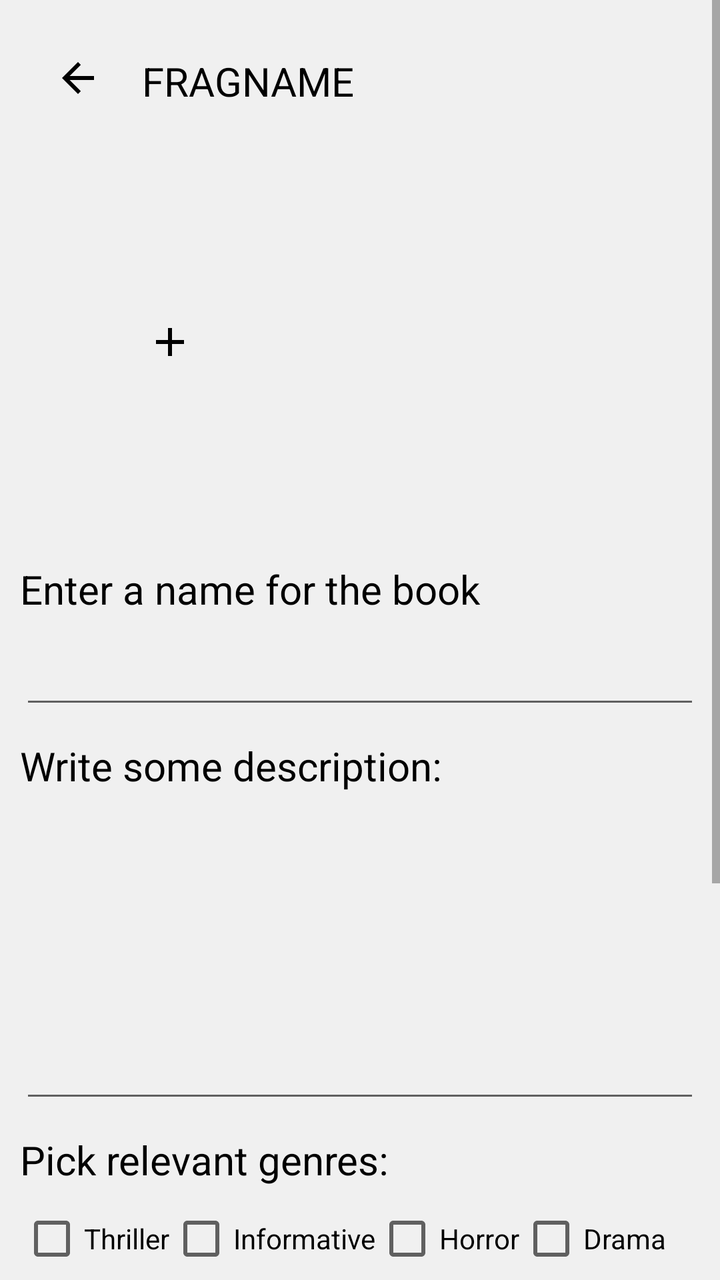
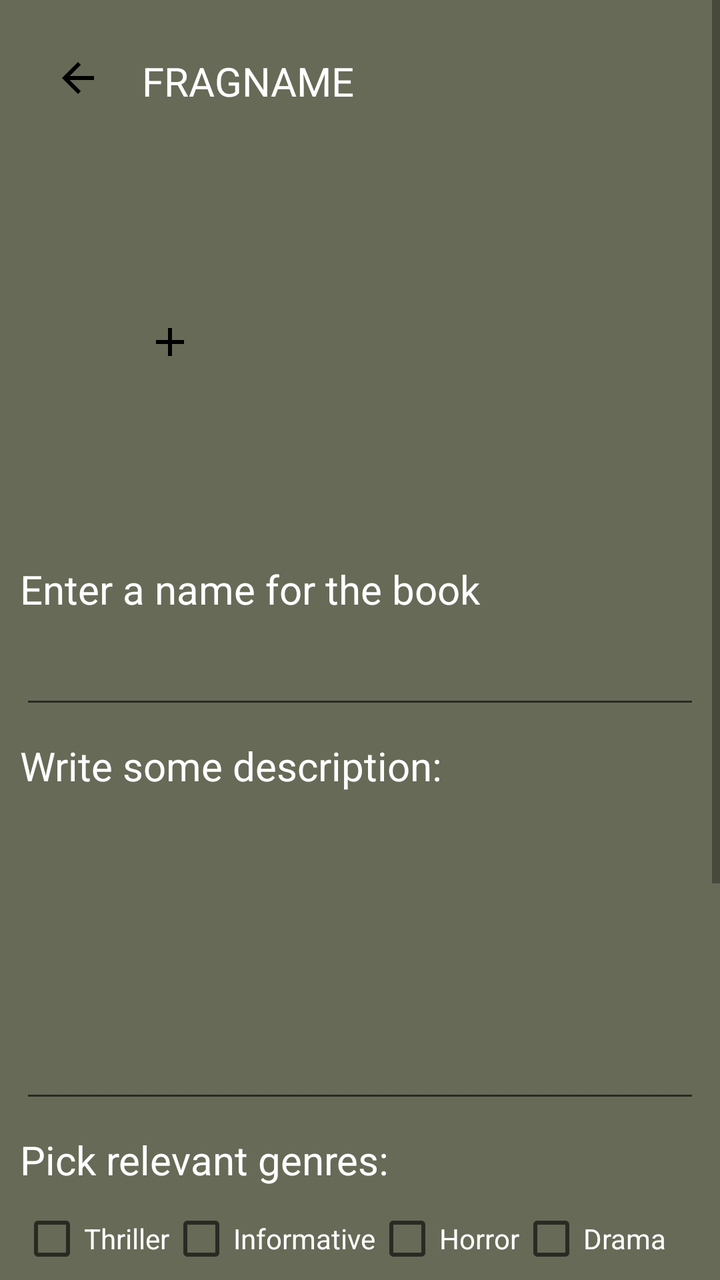

Compare the two renders of this Android layout. The source of the first and the diff that turns it into the second are given below.
<!-- AndroidManifest.xml: application theme AppTheme -->
<!-- res/layout/activity_addpdfbook.xml -->
<?xml version="1.0" encoding="utf-8"?>
<ScrollView xmlns:android="http://schemas.android.com/apk/res/android"
    xmlns:app="http://schemas.android.com/apk/res-auto"
    xmlns:tools="http://schemas.android.com/tools"
    android:id="@+id/main"
    android:layout_width="match_parent"
    android:layout_height="match_parent"
 tools:context=".AddPdfBook">
<LinearLayout
    android:layout_width="match_parent"
    android:layout_height="match_parent"
    android:orientation="vertical"
    android:gravity="start"
    android:padding="10dp">
    <include layout="@layout/toolbar"/>

    <ImageView
        android:id="@+id/ivpdfaddPicture"
        android:layout_width="150dp"
        android:layout_height="200dp"
        android:scaleType="center"
        android:src="@drawable/ic_add" />

    <TextView
        android:layout_width="match_parent"
        android:layout_height="wrap_content"
        android:text="Enter a name for the book"
        android:layout_marginVertical="10dp"
        android:textSize="20sp"/>
    <EditText
        android:layout_width="match_parent"
        android:layout_height="wrap_content"
        android:id="@+id/etpdfSetName"
        android:inputType="text"
        android:maxLength="30"
        />
    <TextView
        android:layout_width="match_parent"
        android:layout_height="wrap_content"
        android:text="Write some description: "
        android:layout_marginVertical="10dp"
        android:textSize="20sp"/>
    <EditText
        android:layout_width="match_parent"
        android:layout_height="150dp"
        android:id="@+id/etpdfsetDesc"
        android:inputType="textMultiLine"
        android:maxLength="200"
        android:maxLines="5"
        />
    <TextView
        android:layout_width="match_parent"
        android:layout_height="wrap_content"
        android:text="Pick relevant genres:"
        android:layout_marginVertical="10dp"
        android:textSize="20sp"/>

        <RelativeLayout
            android:layout_width="match_parent"
            android:layout_height="wrap_content">
            <CheckBox
                android:layout_width="wrap_content"
                android:layout_height="wrap_content"
                android:id="@+id/cbThriller"
                android:layout_alignParentStart="true"
                android:text="Thriller"/>
            <CheckBox
                android:layout_width="wrap_content"
                android:layout_height="wrap_content"
                android:layout_toRightOf="@id/cbThriller"
                android:id="@+id/cbInformative"
                android:text="Informative"
                />
            <CheckBox
                android:layout_width="wrap_content"
                android:layout_height="wrap_content"
                android:layout_toRightOf="@id/cbInformative"
                android:id="@+id/cbHorror"
                android:text="Horror"
                />
            <CheckBox
                android:layout_width="wrap_content"
                android:layout_height="wrap_content"
                android:layout_toRightOf="@id/cbHorror"
                android:id="@+id/cbDrama"
                android:text="Drama"
                />
            <CheckBox
                android:layout_width="wrap_content"
                android:layout_height="wrap_content"
                android:layout_below="@id/cbThriller"
                android:id="@+id/cbFantasy"
                android:text="Fantasy"
                />
            <CheckBox
                android:layout_width="wrap_content"
                android:layout_height="wrap_content"
                android:layout_below="@id/cbInformative"
                android:layout_toRightOf="@id/cbFantasy"
                android:id="@+id/cbSciFi"
                android:text="Sci-Fi"
                />
            <CheckBox
                android:layout_width="wrap_content"
                android:layout_height="wrap_content"
                android:layout_below="@id/cbHorror"
                android:layout_toRightOf="@id/cbSciFi"
                android:id="@+id/cbSuspense"
                android:text="Suspense"
                />
            <CheckBox
                android:layout_width="wrap_content"
                android:layout_height="wrap_content"
                android:layout_below="@id/cbDrama"
                android:layout_toRightOf="@id/cbSuspense"
                android:id="@+id/cbSelfHelp"
                android:text="SelfHelp"
                />
            <CheckBox
                android:layout_width="wrap_content"
                android:layout_height="wrap_content"
                android:layout_below="@id/cbFantasy"
                android:id="@+id/cbPhilosophy"
                android:text="Philosophy"
                />
            <CheckBox
                android:layout_width="wrap_content"
                android:layout_height="wrap_content"
                android:layout_below="@id/cbSciFi"
                android:layout_toRightOf="@id/cbPhilosophy"
                android:id="@+id/cbFiction"
                android:text="Fiction"
                />
            <CheckBox
                android:layout_width="wrap_content"
                android:layout_height="wrap_content"
                android:layout_below="@id/cbSuspense"
                android:layout_toRightOf="@id/cbFiction"
                android:id="@+id/cbHistory"
                android:text="History"
                />
            <CheckBox
                android:layout_width="wrap_content"
                android:layout_height="wrap_content"
                android:layout_below="@id/cbSelfHelp"
                android:layout_toRightOf="@id/cbHistory"
                android:id="@+id/cbPolitics"
                android:text="Politics"
                />
            <CheckBox
                android:layout_width="wrap_content"
                android:layout_height="wrap_content"
                android:layout_below="@id/cbPhilosophy"
                android:id="@+id/cbTechnology"
                android:text="Technology"
                />
            <TextView
                android:layout_width="wrap_content"
                android:layout_height="wrap_content"
                android:textSize="20sp"
                android:text="Paid Book"
                android:id="@+id/tvPaid"
                android:layout_below="@id/cbTechnology"
                android:layout_marginVertical="10dp"/>

            <ToggleButton
                android:layout_width="wrap_content"
                android:layout_height="wrap_content"
                android:layout_toRightOf="@id/tvPaid"
               android:layout_below="@id/cbTechnology"
                android:id="@+id/btnPaid" />
        </RelativeLayout>



         <TextView
        android:layout_width="match_parent"
        android:layout_height="wrap_content"
        android:text="No book attached"
             android:textSize="20sp"
        android:layout_marginVertical="20dp"
        android:drawableRight="@drawable/ic_browse"
        android:id="@+id/tvBookFound"/>







        <Button
        android:layout_width="wrap_content"
        android:layout_height="wrap_content"
        android:layout_gravity="center"
        android:id="@+id/btnUploadBook"
        android:text="upload pdf"/>
        </LinearLayout>
</ScrollView>
<!-- res/layout/toolbar.xml (included above) -->
<?xml version="1.0" encoding="utf-8"?>
<RelativeLayout xmlns:android="http://schemas.android.com/apk/res/android"
    android:layout_width="match_parent"
    android:padding="17dp"
    android:layout_height="wrap_content">
    <ImageView
        android:layout_width="wrap_content"
        android:layout_height="wrap_content"
        android:id="@+id/ivtoolbarback"
        android:src="@drawable/ic_arrow"/>
    <TextView
        android:layout_width="wrap_content"
        android:layout_height="wrap_content"
        android:text="FRAGNAME"
        android:textSize="20sp"
        android:id="@+id/toolbartitle"
        android:layout_marginHorizontal="20dp"
        android:layout_toRightOf="@id/ivtoolbarback" />


</RelativeLayout>
<!-- resources referenced by this layout -->
<resources>
  <!-- drawable ic_add (drawable) -->
  <vector xmlns:android="http://schemas.android.com/apk/res/android" android:height="24dp" android:tint="#000000" android:viewportHeight="24" android:viewportWidth="24" android:width="24dp">
        
      <path android:fillColor="@android:color/white" android:pathData="M19,13h-6v6h-2v-6H5v-2h6V5h2v6h6v2z"/>
      
  </vector>
  <!-- drawable ic_arrow (drawable) -->
  <vector xmlns:android="http://schemas.android.com/apk/res/android" android:autoMirrored="true" android:height="24dp" android:tint="#000000" android:viewportHeight="24" android:viewportWidth="24" android:width="24dp">
        
      <path android:fillColor="@android:color/white" android:pathData="M20,11H7.83l5.59,-5.59L12,4l-8,8 8,8 1.41,-1.41L7.83,13H20v-2z"/>
      
  </vector>
  <!-- drawable ic_browse: png bitmap (drawable, 273 bytes) -->
  <style name="AppTheme" parent="Theme.AppCompat.Light.NoActionBar">
          
          <item name="android:windowBackground">@color/customBackgroundColor</item>
          <item name="android:textColor">@color/customTextColor</item>
      </style>
  <color name="customBackgroundColor">#F0F0F0</color>
  <color name="customTextColor">#000000</color>
</resources>

<!-- the commit's change to res/layout/activity_addpdfbook.xml (unified diff, before → after) -->
@@ -3,6 +3,7 @@
     xmlns:app="http://schemas.android.com/apk/res-auto"
     xmlns:tools="http://schemas.android.com/tools"
     android:id="@+id/main"
+    android:background="@color/darkergreen"
     android:layout_width="match_parent"
     android:layout_height="match_parent"
  tools:context=".AddPdfBook">
@@ -25,6 +26,7 @@
         android:layout_width="match_parent"
         android:layout_height="wrap_content"
         android:text="Enter a name for the book"
+        android:textColor="@color/white"
         android:layout_marginVertical="10dp"
         android:textSize="20sp"/>
     <EditText
@@ -38,6 +40,8 @@
         android:layout_width="match_parent"
         android:layout_height="wrap_content"
         android:text="Write some description: "
+        android:textColor="@color/white"
+
         android:layout_marginVertical="10dp"
         android:textSize="20sp"/>
     <EditText
@@ -46,6 +50,7 @@
         android:id="@+id/etpdfsetDesc"
         android:inputType="textMultiLine"
         android:maxLength="200"
+        android:textColor="@color/white"
         android:maxLines="5"
         />
     <TextView
@@ -53,6 +58,8 @@
         android:layout_height="wrap_content"
         android:text="Pick relevant genres:"
         android:layout_marginVertical="10dp"
+        android:textColor="@color/white"
+
         android:textSize="20sp"/>
 
         <RelativeLayout
@@ -62,6 +69,8 @@
                 android:layout_width="wrap_content"
                 android:layout_height="wrap_content"
                 android:id="@+id/cbThriller"
+                android:textColor="@color/white"
+
                 android:layout_alignParentStart="true"
                 android:text="Thriller"/>
             <CheckBox
@@ -69,11 +78,15 @@
                 android:layout_height="wrap_content"
                 android:layout_toRightOf="@id/cbThriller"
                 android:id="@+id/cbInformative"
+                android:textColor="@color/white"
+
                 android:text="Informative"
                 />
             <CheckBox
                 android:layout_width="wrap_content"
                 android:layout_height="wrap_content"
+                android:textColor="@color/white"
+
                 android:layout_toRightOf="@id/cbInformative"
                 android:id="@+id/cbHorror"
                 android:text="Horror"
@@ -83,18 +96,22 @@
                 android:layout_height="wrap_content"
                 android:layout_toRightOf="@id/cbHorror"
                 android:id="@+id/cbDrama"
+                android:textColor="@color/white"
+
                 android:text="Drama"
                 />
             <CheckBox
                 android:layout_width="wrap_content"
                 android:layout_height="wrap_content"
                 android:layout_below="@id/cbThriller"
+                android:textColor="@color/white"
                 android:id="@+id/cbFantasy"
                 android:text="Fantasy"
                 />
             <CheckBox
                 android:layout_width="wrap_content"
                 android:layout_height="wrap_content"
+                android:textColor="@color/white"
                 android:layout_below="@id/cbInformative"
                 android:layout_toRightOf="@id/cbFantasy"
                 android:id="@+id/cbSciFi"
@@ -104,6 +121,7 @@
                 android:layout_width="wrap_content"
                 android:layout_height="wrap_content"
                 android:layout_below="@id/cbHorror"
+                android:textColor="@color/white"
                 android:layout_toRightOf="@id/cbSciFi"
                 android:id="@+id/cbSuspense"
                 android:text="Suspense"
@@ -111,6 +129,7 @@
             <CheckBox
                 android:layout_width="wrap_content"
                 android:layout_height="wrap_content"
+                android:textColor="@color/white"
                 android:layout_below="@id/cbDrama"
                 android:layout_toRightOf="@id/cbSuspense"
                 android:id="@+id/cbSelfHelp"
@@ -120,12 +139,14 @@
                 android:layout_width="wrap_content"
                 android:layout_height="wrap_content"
                 android:layout_below="@id/cbFantasy"
+                android:textColor="@color/white"
                 android:id="@+id/cbPhilosophy"
                 android:text="Philosophy"
                 />
             <CheckBox
                 android:layout_width="wrap_content"
                 android:layout_height="wrap_content"
+                android:textColor="@color/white"
                 android:layout_below="@id/cbSciFi"
                 android:layout_toRightOf="@id/cbPhilosophy"
                 android:id="@+id/cbFiction"
@@ -134,6 +155,7 @@
             <CheckBox
                 android:layout_width="wrap_content"
                 android:layout_height="wrap_content"
+                android:textColor="@color/white"
                 android:layout_below="@id/cbSuspense"
                 android:layout_toRightOf="@id/cbFiction"
                 android:id="@+id/cbHistory"
@@ -143,6 +165,7 @@
                 android:layout_width="wrap_content"
                 android:layout_height="wrap_content"
                 android:layout_below="@id/cbSelfHelp"
+                android:textColor="@color/white"
                 android:layout_toRightOf="@id/cbHistory"
                 android:id="@+id/cbPolitics"
                 android:text="Politics"
@@ -151,6 +174,7 @@
                 android:layout_width="wrap_content"
                 android:layout_height="wrap_content"
                 android:layout_below="@id/cbPhilosophy"
+                android:textColor="@color/white"
                 android:id="@+id/cbTechnology"
                 android:text="Technology"
                 />
@@ -159,6 +183,7 @@
                 android:layout_height="wrap_content"
                 android:textSize="20sp"
                 android:text="Paid Book"
+                android:textColor="@color/white"
                 android:id="@+id/tvPaid"
                 android:layout_below="@id/cbTechnology"
                 android:layout_marginVertical="10dp"/>
@@ -168,6 +193,10 @@
                 android:layout_height="wrap_content"
                 android:layout_toRightOf="@id/tvPaid"
                android:layout_below="@id/cbTechnology"
+                android:textColor="@color/black"
+                android:textStyle="bold"
+                android:textAllCaps="true"
+                android:backgroundTint="@color/olivegreen"
                 android:id="@+id/btnPaid" />
         </RelativeLayout>
 
@@ -178,7 +207,8 @@
         android:layout_height="wrap_content"
         android:text="No book attached"
              android:textSize="20sp"
-        android:layout_marginVertical="20dp"
+             android:textColor="@color/white"
+             android:layout_marginVertical="20dp"
         android:drawableRight="@drawable/ic_browse"
         android:id="@+id/tvBookFound"/>
 
@@ -201,6 +231,7 @@
 <RelativeLayout xmlns:android="http://schemas.android.com/apk/res/android"
     android:layout_width="match_parent"
     android:padding="17dp"
+    android:background="@color/darkergreen"
     android:layout_height="wrap_content">
     <ImageView
         android:layout_width="wrap_content"
@@ -211,6 +242,7 @@
         android:layout_width="wrap_content"
         android:layout_height="wrap_content"
         android:text="FRAGNAME"
+        android:textColor="@color/white"
         android:textSize="20sp"
         android:id="@+id/toolbartitle"
         android:layout_marginHorizontal="20dp"
<!-- resource entries referenced after the edit -->
@@ -1,5 +1,9 @@
 <!-- resources referenced by this layout -->
 <resources>
+  <color name="black">#FF000000</color>
+  <color name="darkergreen">#666A57</color>
+  <color name="olivegreen">#ccd5ae</color>
+  <color name="white">#FFFFFFFF</color>
   <!-- drawable ic_add (drawable) -->
   <vector xmlns:android="http://schemas.android.com/apk/res/android" android:height="24dp" android:tint="#000000" android:viewportHeight="24" android:viewportWidth="24" android:width="24dp">
         
